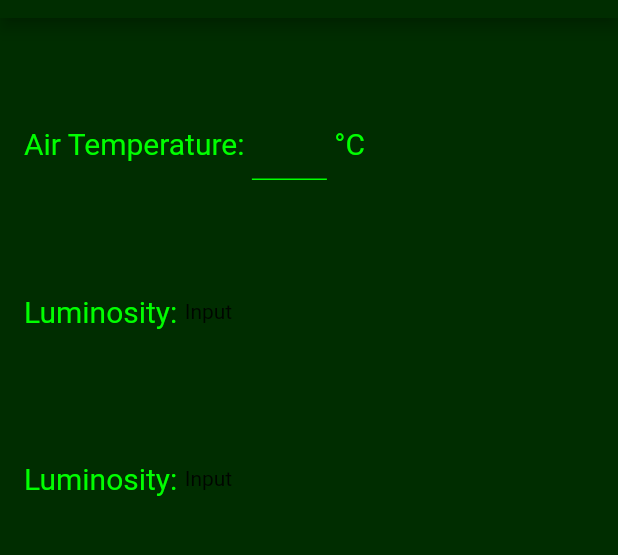
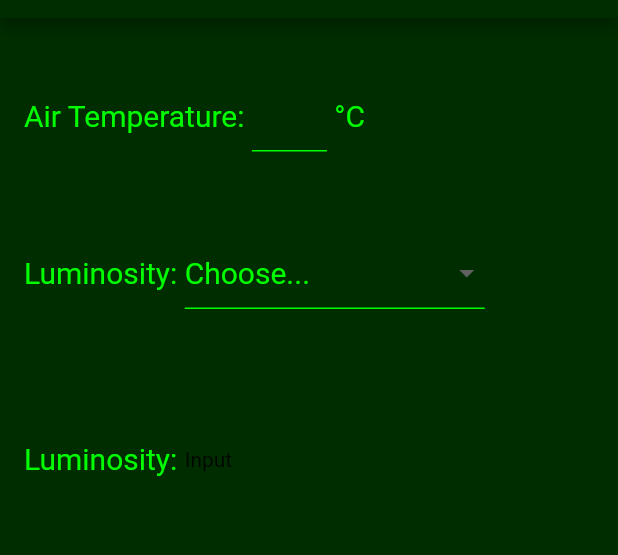
Before and after one commit to GersonCJ/PlantArmApp, a Flutter app: the MainUiSettingsView screen opened by its route, on a phone screen of 412 x 824 dp, the part 66-621 px from its top. Run offline on Flutter 3.47's test engine with Material 2 defaults, Android fonts, the phone set to English and light mode, and no system bars; our stand-ins replace firebase_auth, firebase_core, get; accounts and stored records are empty; generated files the repository leaves out were written again.

Commit message:
Created dropdown menu for luminosity

```diff
--- /dev/null
+++ b/Flutter/PlantArm/plantarmapp/lib/support_widgets/drop_down_menu_luminosity.dart
@@ -0,0 +1,62 @@
+import 'package:flutter/material.dart';
+
+List<DropdownMenuItem<String>> get dropdownItems{
+  List<DropdownMenuItem<String>> menuItems = [
+    const DropdownMenuItem(
+      value: 'Choose...',
+      child: Text('Choose...')
+    ),
+    const DropdownMenuItem(
+      value: 'VEG',
+      child: Text('VEG')
+    ),
+    const DropdownMenuItem(
+      value: 'BLOOM',
+      child: Text('BLOOM')
+    ),
+    const DropdownMenuItem(
+      value: 'VEG+BLOOM',
+      child: Text('VEG+BLOOM')
+    ),
+
+  ];
+  return menuItems;
+}
+
+
+class DropdownLuminosity extends StatefulWidget {
+  const DropdownLuminosity({super.key});
+
+  @override
+  State<DropdownLuminosity> createState() => _DropdownLuminosityState();
+}
+
+class _DropdownLuminosityState extends State<DropdownLuminosity> {
+
+  String selectedValue = "Choose...";
+
+  @override
+  Widget build(BuildContext context) {
+    return DropdownButtonFormField(
+      decoration: const InputDecoration(
+        focusedBorder: OutlineInputBorder(
+          borderSide: BorderSide(color: Color.fromARGB(255, 0, 255, 0)),
+        ),
+        enabledBorder: UnderlineInputBorder(
+          borderSide: BorderSide(color: Color.fromARGB(255, 0, 255, 0))
+        ),
+      ),
+      value: selectedValue,
+      items: dropdownItems,
+      dropdownColor: const Color.fromARGB(255, 0, 45, 0),
+      style: const TextStyle(
+        color: Color.fromARGB(255, 0, 255, 0),
+        fontSize: 20,
+      ),
+      onChanged: (String? newValue){
+        setState(() {
+          selectedValue = newValue!;
+        });
+      });
+  }
+}
--- a/Flutter/PlantArm/plantarmapp/lib/view/main_ui_settings_view.dart
+++ b/Flutter/PlantArm/plantarmapp/lib/view/main_ui_settings_view.dart
@@ -1,4 +1,5 @@
 import 'package:flutter/material.dart';
+import 'package:plantarmapp/support_widgets/drop_down_menu_luminosity.dart';
 import 'package:plantarmapp/support_widgets/side_bar_leading.dart';
 
 class MainUiSettingsView extends StatefulWidget {
@@ -54,7 +55,7 @@ class _MainUiSettingsViewState extends State<MainUiSettingsView> {
         Column(
           children: [
             SizedBox(
-              height: 168,
+              height: 130,
               child:
                 Padding(
                   padding: const EdgeInsets.all(16.0),
@@ -84,7 +85,8 @@ class _MainUiSettingsViewState extends State<MainUiSettingsView> {
                                   borderSide: BorderSide(color: Color.fromARGB(255, 0, 255, 0)),
                                 ),
                                 enabledBorder: UnderlineInputBorder(
-                                  borderSide: BorderSide(color: Color.fromARGB(255, 0, 255, 0))),
+                                  borderSide: BorderSide(color: Color.fromARGB(255, 0, 255, 0))
+                                ),
                               ),
                               cursorColor: const Color.fromARGB(255, 0, 255, 0),
                             ),
@@ -101,7 +103,6 @@ class _MainUiSettingsViewState extends State<MainUiSettingsView> {
                 ),
             ),
             SizedBox(
-              // height: 168,
               child:
                 Padding(
                   padding: const EdgeInsets.all(16.0),
@@ -115,7 +116,10 @@ class _MainUiSettingsViewState extends State<MainUiSettingsView> {
                           color: Color.fromARGB(255, 0, 255, 0),
                         )
                       ),
-                      Text('Input'),
+                      SizedBox(
+                        width: 200,
+                        child: DropdownLuminosity()
+                      ),
                     ],
                   ),
                 ),
```
